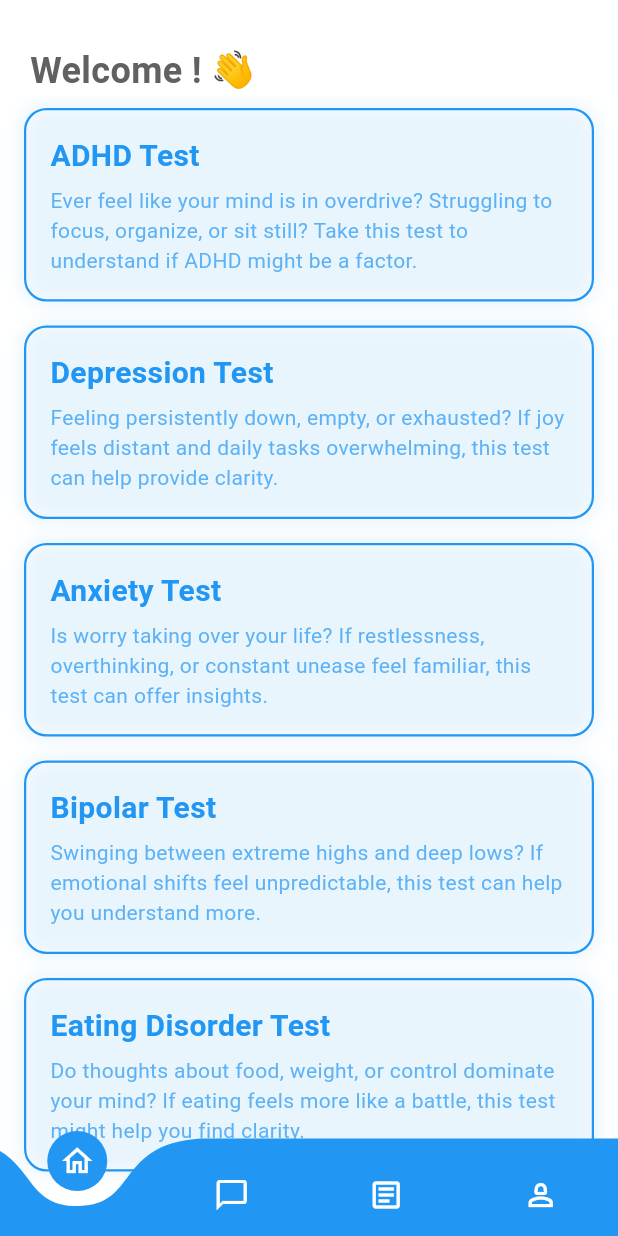
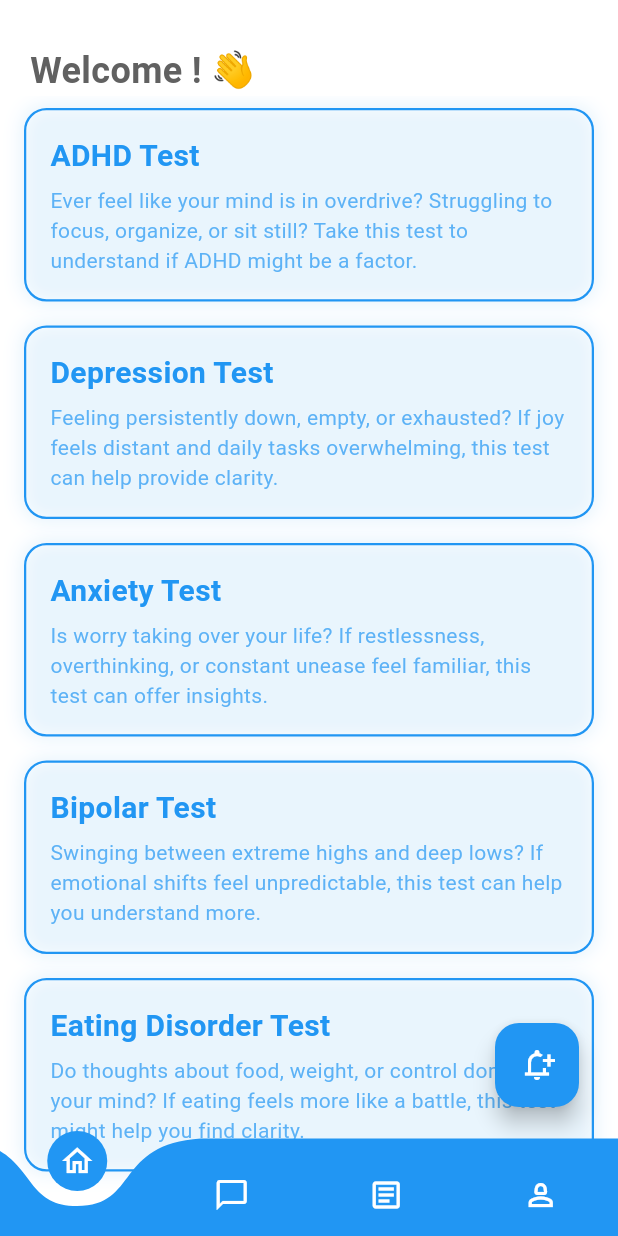
Before and after one commit to khush1yaaar/TakeCare-IdeaLab, a Flutter app: the screen it shows once a user with an empty profile is signed in, on a phone screen of 412 x 824 dp. Run offline on Flutter 3.47's test engine with Material 3 defaults, Android fonts, the phone set to English and light mode, and no system bars; drawn by our look-alikes of curved_navigation_bar; our stand-ins replace cloud_firestore, dots_indicator, firebase_auth, firebase_core, flutter_local_notifications, get and 2 more; accounts and stored records are empty.

Commit message:
working on scheduled notification

```diff
--- a/lib/controllers/pet_controller.dart
+++ b/lib/controllers/pet_controller.dart
@@ -61,9 +61,9 @@ class PetController extends GetxController with GetTickerProviderStateMixin {
   }
 
   void blink() async {
-  blinkController.forward().then((_) => blinkController.reverse());
-  await Future.delayed(Duration(milliseconds: 300));
-}
+    blinkController.forward().then((_) => blinkController.reverse());
+    await Future.delayed(Duration(milliseconds: 300));
+  }
 
 
   void flapWings() async {
--- a/lib/main.dart
+++ b/lib/main.dart
@@ -4,6 +4,7 @@ import 'package:firebase_core/firebase_core.dart';
 import 'package:firebase_auth/firebase_auth.dart' as firebase_auth;
 import 'package:takecare/controllers/auth_controller.dart';
 import 'package:takecare/controllers/language_controller.dart';
+import 'package:takecare/controllers/notification_controller.dart';
 import 'package:takecare/controllers/pet_controller.dart';
 import 'package:takecare/screens/getstarted_screen.dart';
 import 'package:takecare/screens/bottom_nav_bar.dart';
@@ -14,9 +15,12 @@ import 'firebase_options.dart';
 void main() async {
   WidgetsFlutterBinding.ensureInitialized();
   await Firebase.initializeApp(options: DefaultFirebaseOptions.currentPlatform);
+
+  NotificationController().initNotification();
   Get.put(LanguageController());
   Get.put(AuthController());
   Get.put(PetController());
+
   runApp(MyApp());
 }
 
--- a/lib/screens/home_screen.dart
+++ b/lib/screens/home_screen.dart
@@ -1,6 +1,7 @@
 import "package:firebase_auth/firebase_auth.dart";
 import "package:flutter/material.dart";
 import "package:get/get.dart";
+import "package:takecare/controllers/notification_controller.dart";
 import "package:takecare/screens/test_screen.dart";
 import "package:takecare/utils/self_assessment_tests/adhd.dart";
 import "package:takecare/utils/self_assessment_tests/anxiety.dart";
@@ -16,7 +17,21 @@ class HomeScreen extends StatelessWidget {
 
   @override
   Widget build(BuildContext context) {
+    final theme = Theme.of(context);
     return Scaffold(
+      floatingActionButton: Padding(
+        padding: EdgeInsets.only(bottom: 70, right: 10),
+        child: FloatingActionButton(
+          onPressed: () {
+            NotificationController().showNotification(
+              title: "Hi, I'm Pookie",
+              body: "How are you doing today",
+            );
+          },
+          backgroundColor: theme.primaryColor,
+          child: Icon(Icons.notification_add_outlined, color: Colors.white),
+        ),
+      ),
       body: Column(
         crossAxisAlignment: CrossAxisAlignment.start,
         children: [
@@ -66,10 +81,9 @@ class HomeScreen extends StatelessWidget {
                     subtitle:
                         "Do thoughts about food, weight, or control dominate your mind? If eating feels more like a battle, this test might help you find clarity."
                             .tr,
-                    onTap:
-                        () => Get.to(TestScreen(test: EatingDisorder())),
+                    onTap: () => Get.to(TestScreen(test: EatingDisorder())),
                   ),
-                  SizedBox(height: 80,)
+                  SizedBox(height: 80),
                 ],
               ),
             ),
--- a/lib/screens/journal_screen.dart
+++ b/lib/screens/journal_screen.dart
@@ -56,7 +56,9 @@ class _JournalScreenState extends State<JournalScreen> {
               future: fetchJournalEntries(),
               builder: (context, snapshot) {
                 if (snapshot.connectionState == ConnectionState.waiting) {
-                  return Center(child: CircularProgressIndicator());
+                  return Center(child: CircularProgressIndicator(
+                    color: theme.primaryColor,
+                  ));
                 }
 
                 final journalEntries = snapshot.data ?? [];
--- a/pubspec.yaml
+++ b/pubspec.yaml
@@ -53,6 +53,8 @@ dependencies:
   flutter_timezone: ^4.1.0
   get: ^4.7.2
   lottie: ^3.3.1
+  flutter_local_notifications: ^18.0.1
+  permission_handler: ^11.4.0
 
 dev_dependencies:
   flutter_test:
```
Also changed, not shown: lib/controllers/notification_controller.dart (added, +56 -0 lines), pubspec.lock, 4 other files.
